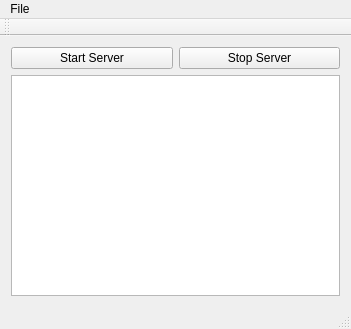
The window that CETServerApplication/cetserver.ui (paulina7m/COMP3004OmegaSquad) describes before a commit, drawn with Qt 5.
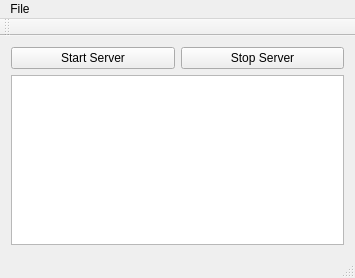
The same window after the commit.

Commit message: Can't make this thing work...

Patch:
```diff
--- a/CETServerApplication/cetserver.ui
+++ b/CETServerApplication/cetserver.ui
@@ -6,8 +6,8 @@
    <rect>
     <x>0</x>
     <y>0</y>
-    <width>351</width>
-    <height>329</height>
+    <width>355</width>
+    <height>278</height>
    </rect>
   </property>
   <property name="windowTitle">
@@ -38,12 +38,24 @@
     </item>
    </layout>
   </widget>
+  <widget class="QToolBar" name="mainToolBar">
+   <attribute name="toolBarArea">
+    <enum>TopToolBarArea</enum>
+   </attribute>
+   <attribute name="toolBarBreak">
+    <bool>false</bool>
+   </attribute>
+  </widget>
+  <widget class="QStatusBar" name="statusBar"/>
   <widget class="QMenuBar" name="menuBar">
+   <property name="enabled">
+    <bool>true</bool>
+   </property>
    <property name="geometry">
     <rect>
      <x>0</x>
      <y>0</y>
-     <width>351</width>
+     <width>355</width>
      <height>22</height>
     </rect>
    </property>
@@ -55,15 +67,6 @@
    </widget>
    <addaction name="menuFile"/>
   </widget>
-  <widget class="QToolBar" name="mainToolBar">
-   <attribute name="toolBarArea">
-    <enum>TopToolBarArea</enum>
-   </attribute>
-   <attribute name="toolBarBreak">
-    <bool>false</bool>
-   </attribute>
-  </widget>
-  <widget class="QStatusBar" name="statusBar"/>
   <action name="actionExit">
    <property name="text">
     <string>Exit</string>
```
